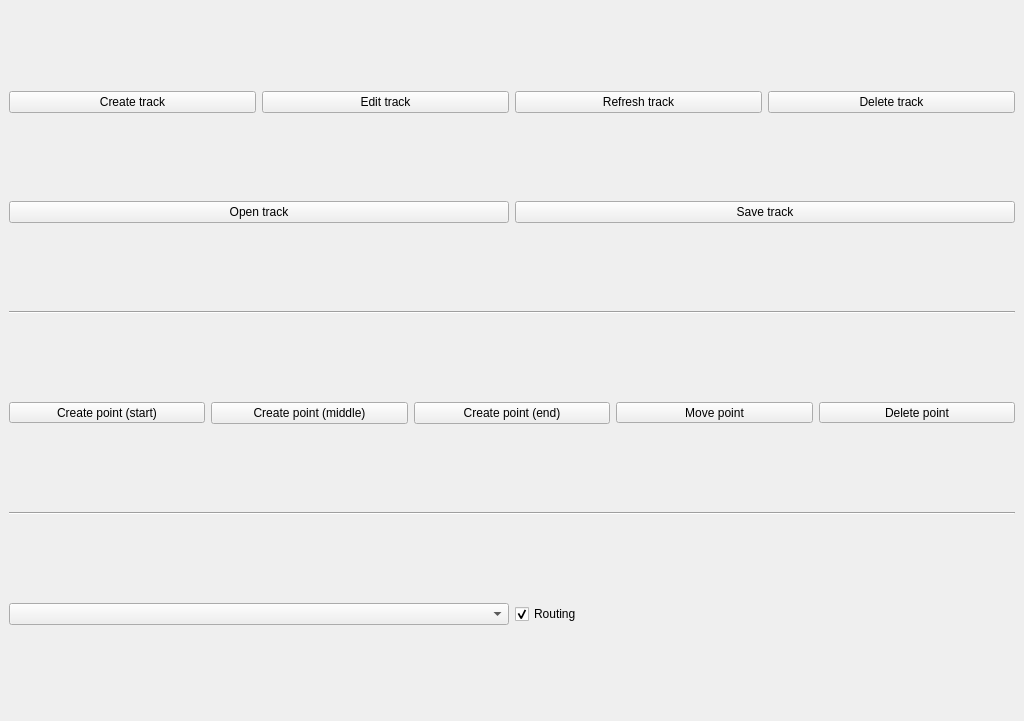
Qt form route_planner_dockwidget_base.ui (golden-gecko/qgis-route-planner) before a commit.
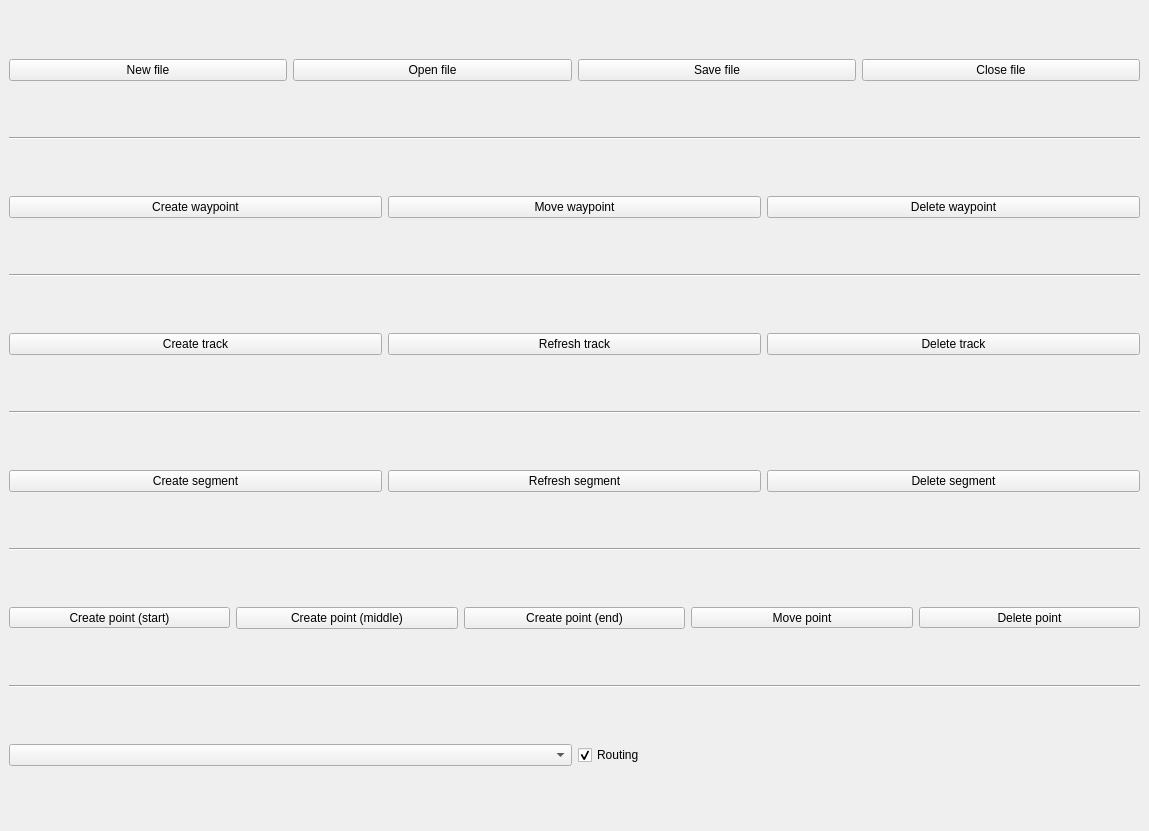
The same form after that commit.

Commit message: Add multiple segments

Diff of the .ui file:
```diff
--- a/route_planner_dockwidget_base.ui
+++ b/route_planner_dockwidget_base.ui
@@ -6,8 +6,8 @@
    <rect>
     <x>0</x>
     <y>0</y>
-    <width>1024</width>
-    <height>721</height>
+    <width>1149</width>
+    <height>831</height>
    </rect>
   </property>
   <property name="windowTitle">
@@ -15,24 +15,110 @@
   </property>
   <widget class="QWidget" name="dockWidgetContents">
    <layout class="QGridLayout" name="gridLayout">
+    <item row="9" column="0">
+     <widget class="Line" name="line">
+      <property name="orientation">
+       <enum>Qt::Horizontal</enum>
+      </property>
+     </widget>
+    </item>
+    <item row="0" column="0">
+     <layout class="QHBoxLayout" name="horizontalLayout_5">
+      <item>
+       <widget class="QPushButton" name="buttonFileNew">
+        <property name="text">
+         <string>New file</string>
+        </property>
+       </widget>
+      </item>
+      <item>
+       <widget class="QPushButton" name="buttonFileOpen">
+        <property name="text">
+         <string>Open file</string>
+        </property>
+       </widget>
+      </item>
+      <item>
+       <widget class="QPushButton" name="buttonFileSave">
+        <property name="text">
+         <string>Save file</string>
+        </property>
+       </widget>
+      </item>
+      <item>
+       <widget class="QPushButton" name="buttonFileClose">
+        <property name="text">
+         <string>Close file</string>
+        </property>
+       </widget>
+      </item>
+     </layout>
+    </item>
     <item row="5" column="0">
-     <layout class="QHBoxLayout" name="horizontalLayout_2">
+     <widget class="Line" name="line_4">
+      <property name="orientation">
+       <enum>Qt::Horizontal</enum>
+      </property>
+     </widget>
+    </item>
+    <item row="2" column="0">
+     <layout class="QHBoxLayout" name="horizontalLayout_6">
       <item>
-       <widget class="QComboBox" name="optionRoutingProvider"/>
+       <widget class="QPushButton" name="buttonWaypointCreate">
+        <property name="text">
+         <string>Create waypoint</string>
+        </property>
+       </widget>
       </item>
       <item>
-       <widget class="QCheckBox" name="optionRouting">
+       <widget class="QPushButton" name="buttonWaypointMove">
         <property name="text">
-         <string>Routing</string>
+         <string>Move waypoint</string>
         </property>
-        <property name="checked">
-         <bool>true</bool>
+       </widget>
+      </item>
+      <item>
+       <widget class="QPushButton" name="buttonWaypointDelete">
+        <property name="text">
+         <string>Delete waypoint</string>
         </property>
        </widget>
       </item>
      </layout>
     </item>
-    <item row="3" column="0">
+    <item row="6" column="0">
+     <layout class="QHBoxLayout" name="horizontalLayout_3">
+      <item>
+       <widget class="QPushButton" name="buttonSegmentCreate">
+        <property name="text">
+         <string>Create segment</string>
+        </property>
+       </widget>
+      </item>
+      <item>
+       <widget class="QPushButton" name="buttonSegmentRefresh">
+        <property name="text">
+         <string>Refresh segment</string>
+        </property>
+       </widget>
+      </item>
+      <item>
+       <widget class="QPushButton" name="buttonSegmentDelete">
+        <property name="text">
+         <string>Delete segment</string>
+        </property>
+       </widget>
+      </item>
+     </layout>
+    </item>
+    <item row="1" column="0">
+     <widget class="Line" name="line_3">
+      <property name="orientation">
+       <enum>Qt::Horizontal</enum>
+      </property>
+     </widget>
+    </item>
+    <item row="8" column="0">
      <layout class="QHBoxLayout" name="horizontalLayout_4">
       <item>
        <widget class="QToolButton" name="buttonPointCreateStart">
@@ -119,14 +205,31 @@
       </item>
      </layout>
     </item>
-    <item row="2" column="0">
+    <item row="10" column="0">
+     <layout class="QHBoxLayout" name="horizontalLayout_2">
+      <item>
+       <widget class="QComboBox" name="optionRoutingProvider"/>
+      </item>
+      <item>
+       <widget class="QCheckBox" name="optionRouting">
+        <property name="text">
+         <string>Routing</string>
+        </property>
+        <property name="checked">
+         <bool>true</bool>
+        </property>
+       </widget>
+      </item>
+     </layout>
+    </item>
+    <item row="7" column="0">
      <widget class="Line" name="line_2">
       <property name="orientation">
        <enum>Qt::Horizontal</enum>
       </property>
      </widget>
     </item>
-    <item row="0" column="0">
+    <item row="4" column="0">
      <layout class="QHBoxLayout" name="horizontalLayout">
       <item>
        <widget class="QPushButton" name="buttonTrackCreate">
@@ -135,13 +238,6 @@
         </property>
        </widget>
       </item>
-      <item>
-       <widget class="QPushButton" name="buttonTrackEdit">
-        <property name="text">
-         <string>Edit track</string>
-        </property>
-       </widget>
-      </item>
       <item>
        <widget class="QPushButton" name="buttonTrackRefresh">
         <property name="text">
@@ -158,26 +254,8 @@
       </item>
      </layout>
     </item>
-    <item row="1" column="0">
-     <layout class="QHBoxLayout" name="horizontalLayout_3">
-      <item>
-       <widget class="QPushButton" name="buttonTrackOpen">
-        <property name="text">
-         <string>Open track</string>
-        </property>
-       </widget>
-      </item>
-      <item>
-       <widget class="QPushButton" name="buttonTrackSave">
-        <property name="text">
-         <string>Save track</string>
-        </property>
-       </widget>
-      </item>
-     </layout>
-    </item>
-    <item row="4" column="0">
-     <widget class="Line" name="line">
+    <item row="3" column="0">
+     <widget class="Line" name="line_5">
       <property name="orientation">
        <enum>Qt::Horizontal</enum>
       </property>
```
The commit also changes 10 other files.
